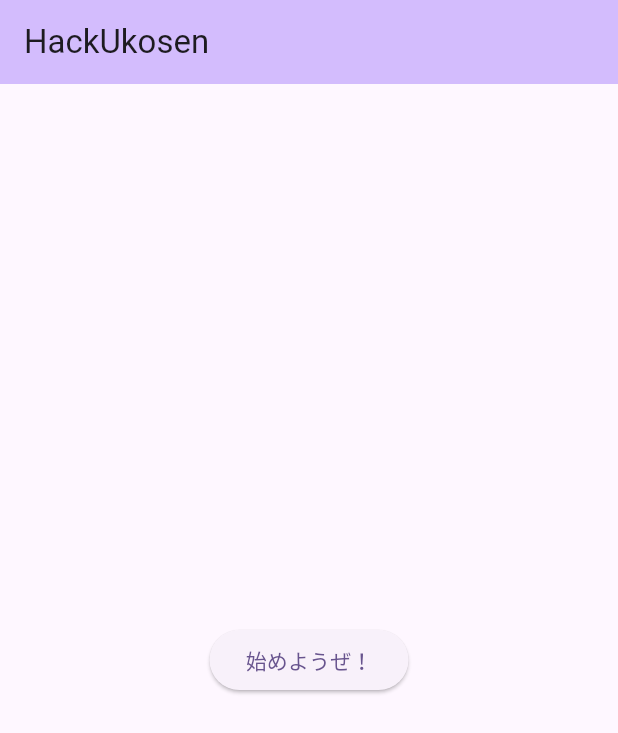
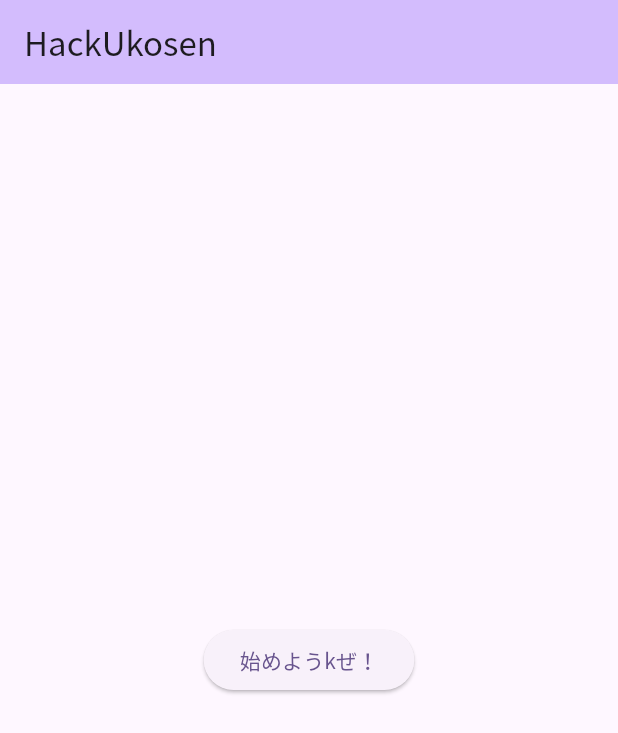
Before and after one commit to ka1ut/HackHeart, a Flutter app: the screen it shows after launch, on a phone screen of 412 x 824 dp. Shown: the top 733 px of the screen. Run offline on Flutter 3.47's test engine with Material 3 defaults, Android fonts, the phone set to English and light mode, and no system bars; our stand-ins replace google_fonts.

Commit message:
[add]google font(flutter pub add google_fonts)

```diff
--- a/lib/main.dart
+++ b/lib/main.dart
@@ -1,5 +1,6 @@
 import 'package:flutter/material.dart';
 import 'screen/set_pepple/set_screen.dart';
+import 'package:google_fonts/google_fonts.dart';
 
 void main() {
   runApp(const MyApp());
@@ -15,8 +16,11 @@ class MyApp extends StatelessWidget {
       theme: ThemeData(
         colorScheme: ColorScheme.fromSeed(seedColor: Colors.deepPurple),
         useMaterial3: true,
+        textTheme: GoogleFonts.notoSansJpTextTheme(
+          Theme.of(context).textTheme,
+        ),
       ),
-      home: const MyHomePage(title: 'HackUkosen'),
+      home: const MyHomePage(title: 'HackUkosen',),
     );
   }
 }
@@ -48,7 +52,7 @@ class _MyHomePageState extends State<MyHomePage> {
                     MaterialPageRoute(builder: (context) => const PlayingPage()),
                   );
                 }, // ボタンを押したときのアクション
-              child: const Text('始めようぜ！'),
+              child: const Text('始めようkぜ！'),
             ),
           ],
         ),
--- a/pubspec.yaml
+++ b/pubspec.yaml
@@ -35,6 +35,7 @@ dependencies:
   # The following adds the Cupertino Icons font to your application.
   # Use with the CupertinoIcons class for iOS style icons.
   cupertino_icons: ^1.0.2
+  google_fonts: ^6.1.0
 
 dev_dependencies:
   flutter_test:
```
Also changed, not shown: pubspec.lock, 9 other files.
